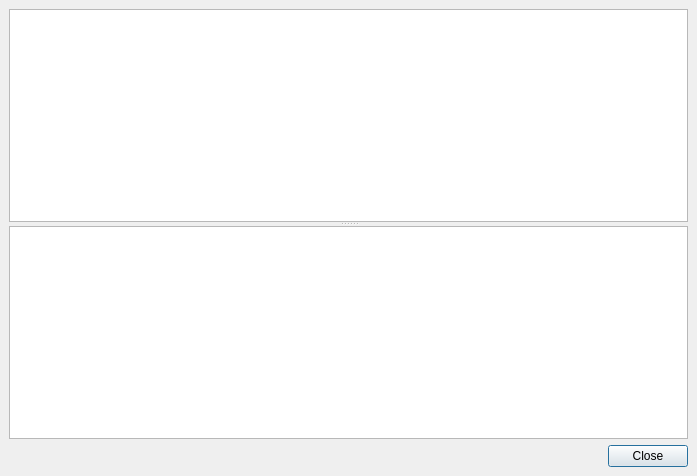
Before: the Qt Designer form ground/openpilotgcs/src/plugins/video/helpdialog.ui in openpilot/OpenPilot, drawn with Qt 5.
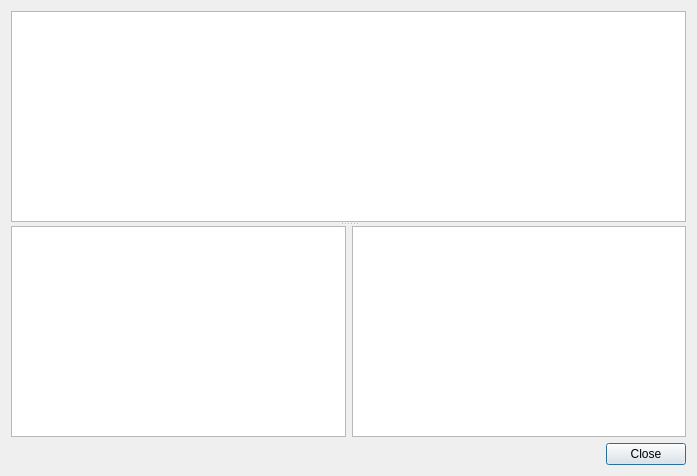
After: the same form once the commit is applied.

Commit message: OP-802 OP-810 gstreamer help dialog continued (wip)

```diff
--- a/ground/openpilotgcs/src/plugins/video/helpdialog.ui
+++ b/ground/openpilotgcs/src/plugins/video/helpdialog.ui
@@ -13,20 +13,23 @@
   <property name="windowTitle">
    <string>Options</string>
   </property>
-  <layout class="QVBoxLayout">
-   <property name="spacing">
-    <number>6</number>
-   </property>
-   <property name="margin">
-    <number>9</number>
-   </property>
+  <layout class="QVBoxLayout" name="verticalLayout">
    <item>
     <widget class="QSplitter" name="splitter">
      <property name="orientation">
       <enum>Qt::Vertical</enum>
      </property>
-     <widget class="QListWidget" name="elementList"/>
      <widget class="QTextBrowser" name="textBrowser"/>
+     <widget class="QWidget" name="">
+      <layout class="QHBoxLayout" name="horizontalLayout">
+       <item>
+        <widget class="QListWidget" name="pluginListWidget"/>
+       </item>
+       <item>
+        <widget class="QListWidget" name="elementListWidget"/>
+       </item>
+      </layout>
+     </widget>
     </widget>
    </item>
    <item>
```
The commit also changes 1 other file.
